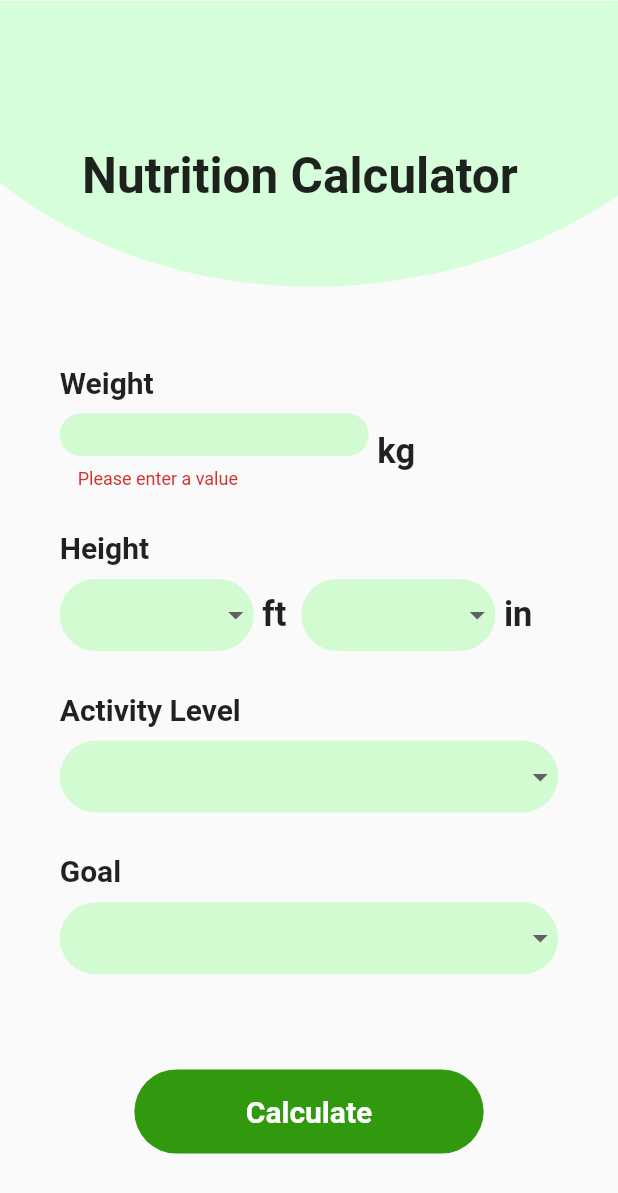
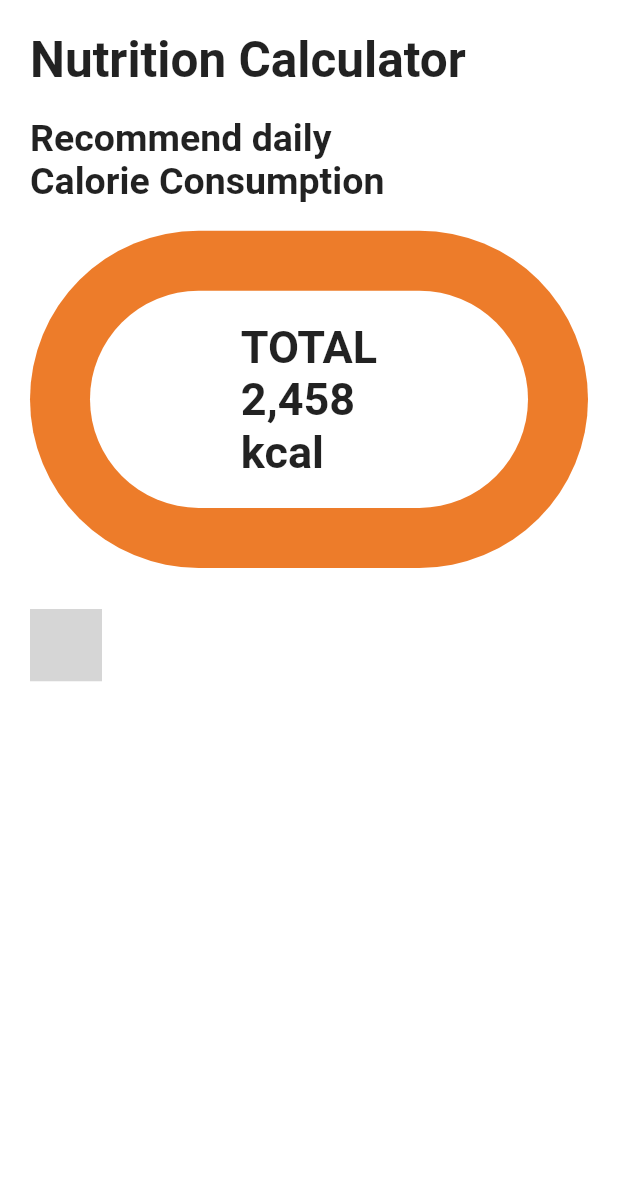
Before and after one commit to glory-i/trial_fyp_mobile, a Flutter app: the NutritionCalculatorScreen screen opened directly, scrolled down 269 dp, after a tap on "Calculate", on a phone screen of 412 x 824 dp. Shown: the top 1193 px of the screen. Run offline on Flutter 3.47's test engine with Material 2 defaults, Android fonts, the light colour scheme and no system bars; our stand-ins replace dropdown_button2, flutter_secure_storage, flutter_svg, internet_connection_checker, pin_code_fields; accounts and stored records are empty; project files that could hold a hidden picture were left out; grey boxes are pictures that could not be loaded.

Commit message:
Nutrition Calculator

```diff
--- a/lib/main.dart
+++ b/lib/main.dart
@@ -1,11 +1,11 @@
 import 'package:flutter/material.dart';
 import 'package:trial_fyp_mobile/views/Authentication/otp.dart';
+import 'package:trial_fyp_mobile/views/NutritionCalculator/nutrition_calculated.dart';
 import 'views/Authentication/authentication.dart';
 
 void main() {
   runApp(const MyApp());
 }
-
 
 class MyApp extends StatefulWidget {
   const MyApp({super.key});
@@ -20,12 +20,15 @@ class _MyAppState extends State<MyApp> {
     return MaterialApp(
       home: const Onboarding(),
       routes: {
-        Onboarding.id :(context) => const Onboarding(),
-        Login.id :(context) => const Login(),
+        Onboarding.id: (context) => const Onboarding(),
+        Login.id: (context) => const Login(),
+        NutritionCalculated.id: (context) => const NutritionCalculated()
       },
       //home: OTP(),
       debugShowCheckedModeBanner: false,
-      theme: ThemeData(inputDecorationTheme: const InputDecorationTheme(border: InputBorder.none)),
+      theme: ThemeData(
+          inputDecorationTheme:
+              const InputDecorationTheme(border: InputBorder.none)),
     );
   }
 }
--- a/lib/views/NutritionCalculator/nutrition.dart
+++ b/lib/views/NutritionCalculator/nutrition.dart
@@ -4,6 +4,7 @@ import 'package:dropdown_button2/dropdown_button2.dart';
 import 'package:flutter/material.dart';
 import 'package:flutter/services.dart';
 import 'package:flutter_svg/svg.dart';
+import 'package:trial_fyp_mobile/views/NutritionCalculator/nutrition_calculated.dart';
 
 import '../../size_config.dart';
 import '../../utility/constants.dart';
@@ -71,8 +72,8 @@ class _NutritionCalculatorScreenState extends State<NutritionCalculatorScreen> {
             child: Form(
                 key: _formkey,
                 child: Padding(
-                  padding: EdgeInsets.fromLTRB(getProportionateScreenWidth(40), 0,
-                      getProportionateScreenWidth(40), 0),
+                  padding: EdgeInsets.fromLTRB(getProportionateScreenWidth(40),
+                      0, getProportionateScreenWidth(40), 0),
                   child: Column(
                     crossAxisAlignment: CrossAxisAlignment.start,
                     children: [
@@ -88,8 +89,8 @@ class _NutritionCalculatorScreenState extends State<NutritionCalculatorScreen> {
                       ),
                       const Text(
                         "Gender",
-                        style:
-                            TextStyle(fontSize: 20, fontWeight: FontWeight.bold),
+                        style: TextStyle(
+                            fontSize: 20, fontWeight: FontWeight.bold),
                       ),
                       SizedBox(
                         height: getProportionateScreenHeight(10),
@@ -130,8 +131,8 @@ class _NutritionCalculatorScreenState extends State<NutritionCalculatorScreen> {
                       ),
                       const Text(
                         "Age",
-                        style:
-                            TextStyle(fontSize: 20, fontWeight: FontWeight.bold),
+                        style: TextStyle(
+                            fontSize: 20, fontWeight: FontWeight.bold),
                       ),
                       SizedBox(
                         height: getProportionateScreenHeight(10),
@@ -174,8 +175,8 @@ class _NutritionCalculatorScreenState extends State<NutritionCalculatorScreen> {
                       ),
                       const Text(
                         "Weight",
-                        style:
-                            TextStyle(fontSize: 20, fontWeight: FontWeight.bold),
+                        style: TextStyle(
+                            fontSize: 20, fontWeight: FontWeight.bold),
                       ),
                       SizedBox(
                         height: getProportionateScreenHeight(10),
@@ -214,7 +215,8 @@ class _NutritionCalculatorScreenState extends State<NutritionCalculatorScreen> {
                                 style: const TextStyle(fontSize: 18),
                                 decoration: InputDecoration(
                                   filled: true,
-                                  fillColor: const Color(kPrimaryBackgroundColor),
+                                  fillColor:
+                                      const Color(kPrimaryBackgroundColor),
                                   border: OutlineInputBorder(
                                       borderRadius: BorderRadius.circular(20),
                                       borderSide: BorderSide.none),
@@ -234,8 +236,8 @@ class _NutritionCalculatorScreenState extends State<NutritionCalculatorScreen> {
                       ),
                       const Text(
                         "Height",
-                        style:
-                            TextStyle(fontSize: 20, fontWeight: FontWeight.bold),
+                        style: TextStyle(
+                            fontSize: 20, fontWeight: FontWeight.bold),
                       ),
                       SizedBox(
                         height: getProportionateScreenHeight(10),
@@ -327,13 +329,13 @@ class _NutritionCalculatorScreenState extends State<NutritionCalculatorScreen> {
                           ),
                         ],
                       ),
-
                       SizedBox(
                         height: getProportionateScreenHeight(30),
                       ),
                       const Text(
                         "Activity Level",
-                  style: TextStyle(fontSize: 20, fontWeight: FontWeight.bold),
+                        style: TextStyle(
+                            fontSize: 20, fontWeight: FontWeight.bold),
                       ),
                       SizedBox(
                         height: getProportionateScreenHeight(10),
@@ -356,7 +358,8 @@ class _NutritionCalculatorScreenState extends State<NutritionCalculatorScreen> {
                               decoration: BoxDecoration(
                             color: Color(kPrimaryBackgroundColor),
                           )),
-                    items: listOfActivityLevels.map(buildMenuItem).toList(),
+                          items:
+                              listOfActivityLevels.map(buildMenuItem).toList(),
                           value: activityLevel,
                           onChanged: (value) {
                             setState(() {
@@ -366,13 +369,13 @@ class _NutritionCalculatorScreenState extends State<NutritionCalculatorScreen> {
                           },
                         ),
                       ),
-
                       SizedBox(
                         height: getProportionateScreenHeight(30),
                       ),
                       const Text(
                         "Goal",
-                  style: TextStyle(fontSize: 20, fontWeight: FontWeight.bold),
+                        style: TextStyle(
+                            fontSize: 20, fontWeight: FontWeight.bold),
                       ),
                       SizedBox(
                         height: getProportionateScreenHeight(10),
@@ -407,7 +410,6 @@ class _NutritionCalculatorScreenState extends State<NutritionCalculatorScreen> {
                           ),
                         ),
                       ),
-
                       SizedBox(
                         height: getProportionateScreenHeight(69),
                       ),
@@ -420,11 +422,11 @@ class _NutritionCalculatorScreenState extends State<NutritionCalculatorScreen> {
                             print(age);
                             print(feet);
                             print(inches);
-
-                        //CALL UCALCULATE NUTRITIONAL REQUIREMENTS ENPOINT PLEASEEEE!!!
+                            //CALL CALCULATE NUTRITIONAL REQUIREMENTS ENPOINT PLEASEEEE!!!
                             //DO LOADING PAGE AND SUCCESS SNACKBAR BEFORE GOING BACK TO PREVIOUS PAGE
                             //Navigator.pop(context);
                           }
+                          Navigator.pushNamed(context, NutritionCalculated.id);
                         },
                         child: Padding(
                           padding: EdgeInsets.fromLTRB(
@@ -438,8 +440,6 @@ class _NutritionCalculatorScreenState extends State<NutritionCalculatorScreen> {
                       SizedBox(
                         height: getProportionateScreenHeight(60),
                       ),
-
-
                     ],
                   ),
                 )),
--- /dev/null
+++ b/lib/views/NutritionCalculator/nutrition_calculated.dart
@@ -0,0 +1,65 @@
+import 'package:flutter/material.dart';
+import 'package:flutter_svg/flutter_svg.dart';
+import 'package:trial_fyp_mobile/size_config.dart';
+
+class NutritionCalculated extends StatelessWidget {
+  const NutritionCalculated({super.key});
+  static const id = '/nutritionCalulator';
+  @override
+  Widget build(BuildContext context) {
+    return Scaffold(
+      backgroundColor: Colors.white,
+      body: SafeArea(
+        child: Padding(
+          padding: const EdgeInsets.all(20),
+          child: Column(
+            crossAxisAlignment: CrossAxisAlignment.start,
+            children: [
+              const Text(
+                'Nutrition Calculator',
+                style: TextStyle(fontSize: 33, fontWeight: FontWeight.bold),
+              ),
+              SizedBox(height: getProportionateScreenHeight(20)),
+              const Text(
+                'Recommend daily \nCalorie Consumption',
+                style: TextStyle(fontSize: 25, fontWeight: FontWeight.w700),
+              ),
+              SizedBox(height: getProportionateScreenHeight(20)),
+              Container(
+                width: double.infinity,
+                //height: 250,
+                decoration: BoxDecoration(
+                    color: const Color(0xFFED7C2A),
+                    borderRadius: BorderRadius.circular(200)),
+                child: Container(
+                  padding: EdgeInsets.all(getProportionateScreenWidth(20)),
+                  margin: const EdgeInsets.all(40),
+                  decoration: BoxDecoration(
+                      color: Colors.white,
+                      borderRadius: BorderRadius.circular(200)),
+                  child: const Center(
+                    child: Text(
+                      'TOTAL\n2,458\nkcal',
+                      style: TextStyle(
+                        fontSize: 30,
+                        fontWeight: FontWeight.bold,
+                      ),
+                    ),
+                  ),
+                ),
+              ),
+              SizedBox(height: getProportionateScreenHeight(30)),
+              Row(
+                children: [
+                  Row(
+                    children: [SvgPicture.asset('assets/proteinss.svg')],
+                  )
+                ],
+              )
+            ],
+          ),
+        ),
+      ),
+    );
+  }
+}
```
Also changed, not shown: pubspec.lock. Lines whose indentation alone changed are shown as unchanged.
